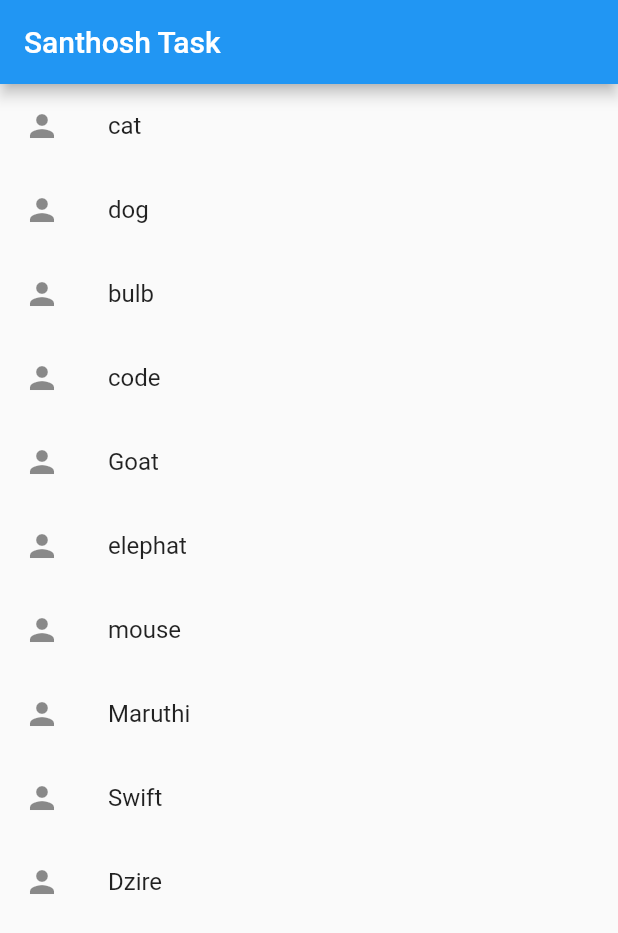
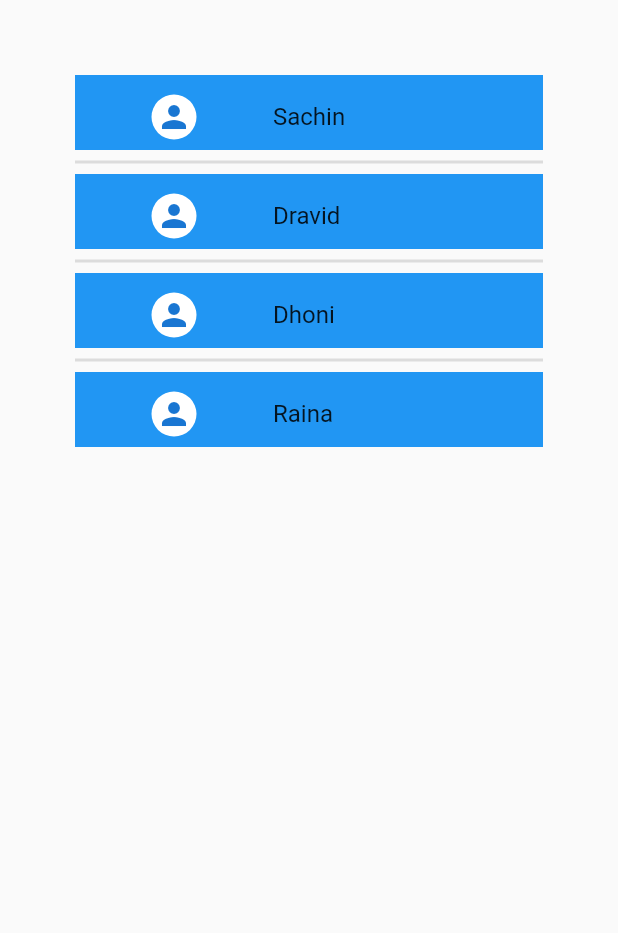
Before and after one commit to rammesaran/santhoshdailytasks, a Flutter app: the screen it shows after launch, on a phone screen of 412 x 824 dp. Shown: the top 933 px of the screen. Run offline on Flutter 3.47's test engine with Material 2 defaults, Android fonts, the phone set to English and light mode, and no system bars.

Commit message:
listview without model

```diff
--- a/lib/main.dart
+++ b/lib/main.dart
@@ -1,9 +1,8 @@
 import 'package:flutter/material.dart';
+import 'package:santhoshtasks/model/playermodel.dart';
 import 'package:santhoshtasks/pageone.dart';
 
-void main() {
-  runApp(MyApp());
-}
+void main() => runApp(MyApp());
 
 class MyApp extends StatefulWidget {
   @override
@@ -11,43 +10,80 @@ class MyApp extends StatefulWidget {
 }
 
 class _MyAppState extends State<MyApp> {
-  List list = [
-    'cat',
-    'dog',
-    'bulb',
-    'code',
-    'Goat',
-    'elephat',
-    'mouse',
-    'Maruthi',
-    'Swift',
-    "Dzire"
+  final List<PlayerMode> playermode = List<PlayerMode>();
+  final List<String> players = ["Sachin", "Dravid", "Dhoni", "Raina"];
+  final List<String> images = [
+    "https://c.ndtvimg.com/2019-07/u16tdj8s_sachin-tendulkar-icc-twitter_625x300_19_July_19.jpg?output-quality=70&output-format=webp&downsize=555:*",
+    "https://s.ndtvimg.com/images/entities/120/rahul-dravid-174.jpg",
+    "https://img.etimg.com/thumb/msid-61166425,width-300,imgsize-126503,resizemode-4/why-after-13-years-mahendra-singh-dhoni-is-still-not-out.jpg",
+    "https://www.mykhel.com/img/2018/10/raina-1538638720.jpg"
   ];
+  final List<int> ranks = [1, 2, 3, 4];
+  final List<String> nations = ['india', 'india', 'india', 'india'];
+  final List<int> odis = [10330, 2323, 6565, 9898];
+  final List<int> tests = [989, 4545, 1212, 2121];
+  final List<String> matchsummerys = [
+    'hai i am sachin',
+    'hai i am dravid',
+    'hai i am dhoni',
+    'hai i am raina'
+  ];
+
+  //PlayerMode playerMode = PlayerMode();
   @override
   Widget build(BuildContext context) {
     return MaterialApp(
-      title: 'santhoshTask',
       debugShowCheckedModeBanner: false,
       home: Scaffold(
-        appBar: AppBar(
-          title: Text('Santhosh Task'),
+        body: SafeArea(
+          child: Container(
+            margin: EdgeInsets.all(20.0),
+            padding: EdgeInsets.all(20.0),
+            child: Center(
+              child: ListView.separated(
+                separatorBuilder: (BuildContext context, int index) => Divider(
+                  thickness: 2.0,
                 ),
-        body: Center(
+                itemCount: players.length,
+                itemBuilder: (context, index) {
+                  return Container(
+                    height: 50.0,
+                    color: Colors.blue,
+                    child: ListTile(
+                        leading: GestureDetector(
                           child: Container(
-            child: ListView.builder(
-              itemBuilder: (context, index) {
-                return ListTile(
-                    title: Text(list[index]),
-                    leading: Icon(Icons.person),
+                            width: 100.0,
+                            height: 100.0,
+                            padding: EdgeInsets.symmetric(vertical: 10.0),
+                            alignment: Alignment.center,
+                            child: CircleAvatar(
+                              child: Icon(
+                                Icons.person,
+                              ),
+                              backgroundColor: Colors.white,
+                            ),
+                          ),
+                        ),
+                        title: Text(players[index]),
                         onTap: () {
                           Navigator.push(
                               context,
                               MaterialPageRoute(
-                              builder: (context) =>
-                                  FirstPage(second: list[index].toString())));
-                    });
+                                builder: (context) => Players(
+                                  name: players[index].toString(),
+                                  images: images[index].toString(),
+                                  ranks: ranks[index].toString(),
+                                  nation: nations[index].toString(),
+                                  odi: odis[index].toString(),
+                                  test: tests[index].toString(),
+                                  summer: matchsummerys[index].toString(),
+                                ),
+                              ));
+                        }),
+                  );
                 },
-              itemCount: list.length,
+                padding: EdgeInsets.all(10.0),
+              ),
             ),
           ),
         ),
--- /dev/null
+++ b/lib/model/playermodel.dart
@@ -0,0 +1,58 @@
+class PlayerMode {
+  String name;
+  String image;
+  int rank;
+  String nation;
+  int matchodi;
+  int matchtest;
+  String summery;
+
+  PlayerMode(
+      {this.name,
+      this.image,
+      this.matchodi,
+      this.matchtest,
+      this.nation,
+      this.rank,
+      this.summery});
+
+  List<PlayerMode> players = [
+    PlayerMode(
+      name: "sachin",
+      image:
+          "https://c.ndtvimg.com/2019-07/u16tdj8s_sachin-tendulkar-icc-twitter_625x300_19_July_19.jpg?output-quality=70&output-format=webp&downsize=555:*",
+      rank: 1,
+      nation: "india",
+      matchodi: 25,
+      matchtest: 50,
+      summery: "hai this is sachin",
+    ),
+    PlayerMode(
+      name: "dravid",
+      image: "https://s.ndtvimg.com/images/entities/120/rahul-dravid-174.jpg",
+      rank: 2,
+      nation: "india",
+      matchodi: 50,
+      matchtest: 100,
+      summery: "hai this is dravid",
+    ),
+    PlayerMode(
+      name: "dhoni",
+      image:
+          "https://img.etimg.com/thumb/msid-61166425,width-300,imgsize-126503,resizemode-4/why-after-13-years-mahendra-singh-dhoni-is-still-not-out.jpg",
+      rank: 3,
+      nation: "india",
+      matchodi: 100,
+      matchtest: 100,
+      summery: "hai this is dhoni",
+    ),
+    PlayerMode(
+        name: "raina",
+        image: "https://www.mykhel.com/img/2018/10/raina-1538638720.jpg",
+        rank: 4,
+        nation: "india",
+        matchodi: 65,
+        matchtest: 100,
+        summery: "hai this is raina"),
+  ];
+}
```
Also changed, not shown: lib/pageone.dart (+83 -10 lines). Lines whose indentation alone changed are shown as unchanged.
